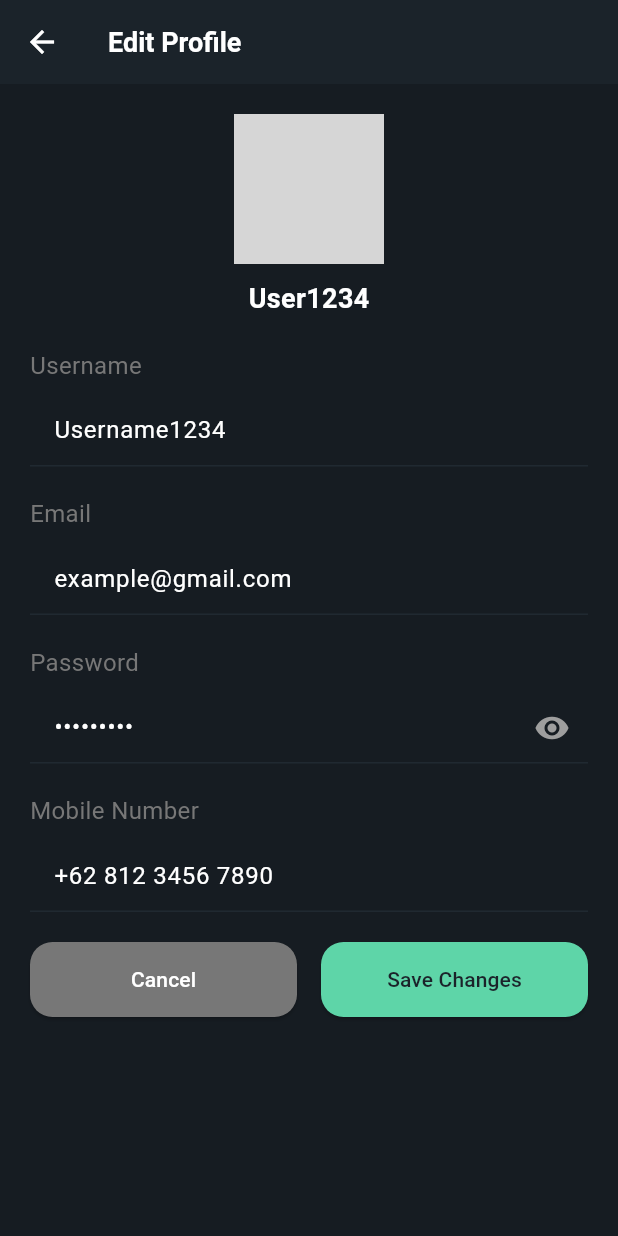
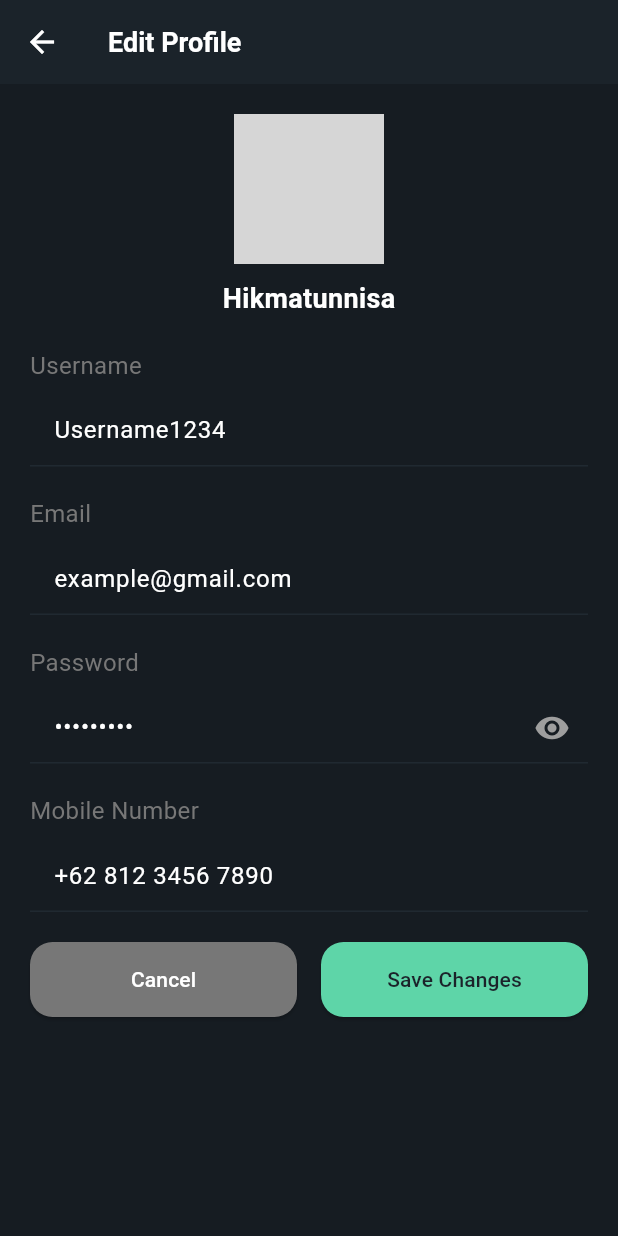
Before and after one commit to hikmatunnisarangkuti11/flutterslicing, a Flutter app: the EditProfile screen opened directly, on a phone screen of 412 x 824 dp. Run offline on Flutter 3.47's test engine with Material 3 defaults, Android fonts, the phone set to English and light mode, and no system bars; grey boxes are pictures that could not be loaded.

Commit message:
fix error

```diff
--- a/lib/edit_profile.dart
+++ b/lib/edit_profile.dart
@@ -42,7 +42,7 @@ class EditProfile extends StatelessWidget {
               const SizedBox(height: 10),
               const Center(
                 child: Text(
-                  "User1234",
+                  "Hikmatunnisa",
                   style: TextStyle(
                     color: Colors.white,
                     fontSize: 18,
--- a/lib/start.dart
+++ b/lib/start.dart
@@ -19,7 +19,7 @@ class StartAfterUp extends StatelessWidget {
                 height: MediaQuery.of(context).size.width * 0.5,
                 decoration: BoxDecoration(
                   image: DecorationImage(
-                    image: AssetImage('assets/iconEmpat.png'),
+                    image: AssetImage('assets/images/astromi.png'),
                     fit: BoxFit.contain,
                   ),
                 ),
```
Also changed, not shown: assets/images/astromi.png (added).
